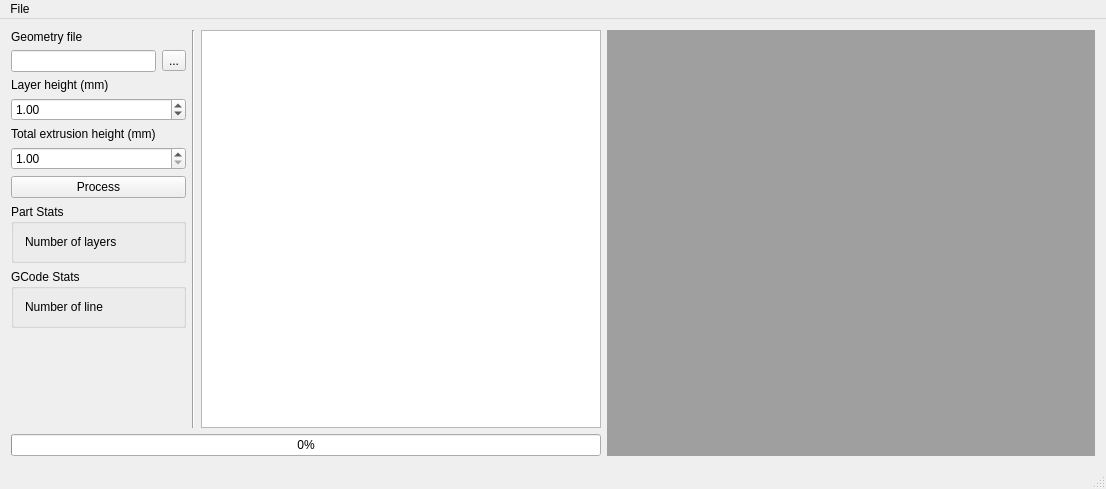
Before: the Qt Designer form MainWindow.ui in 8fablab/CeramSlice, drawn with Qt 5.
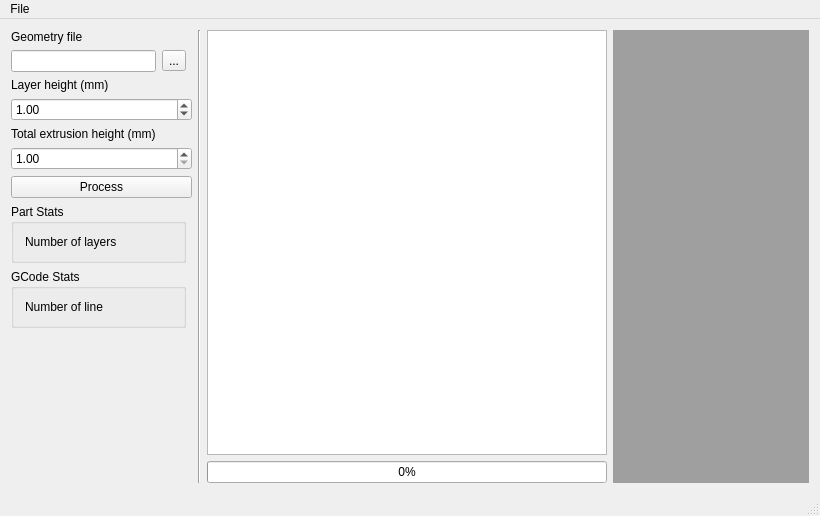
After: the same form once the commit is applied.

```diff
--- a/MainWindow.ui
+++ b/MainWindow.ui
@@ -6,8 +6,8 @@
    <rect>
     <x>0</x>
     <y>0</y>
-    <width>1106</width>
-    <height>489</height>
+    <width>803</width>
+    <height>516</height>
    </rect>
   </property>
   <property name="windowTitle">
@@ -15,33 +15,7 @@
   </property>
   <widget class="QWidget" name="centralWidget">
    <layout class="QGridLayout" name="gridLayout">
-    <item row="7" column="0" colspan="3">
-     <widget class="QGroupBox" name="groupBox_2">
-      <property name="title">
-       <string>Part Stats</string>
-      </property>
-      <layout class="QFormLayout" name="formLayout_2">
-       <item row="0" column="0">
-        <widget class="QLabel" name="label_5">
-         <property name="text">
-          <string>Number of layers</string>
-         </property>
-        </widget>
-       </item>
-       <item row="0" column="1">
-        <widget class="QLabel" name="NumOfLayer_lbl">
-         <property name="text">
-          <string/>
-         </property>
-         <property name="alignment">
-          <set>Qt::AlignRight|Qt::AlignTrailing|Qt::AlignVCenter</set>
-         </property>
-        </widget>
-       </item>
-      </layout>
-     </widget>
-    </item>
-    <item row="8" column="0" colspan="3">
+    <item row="8" column="0" colspan="2">
      <widget class="QGroupBox" name="groupBox">
       <property name="title">
        <string>GCode Stats</string>
@@ -67,39 +41,45 @@
       </layout>
      </widget>
     </item>
-    <item row="1" column="2">
+    <item row="7" column="0" colspan="2">
+     <widget class="QGroupBox" name="groupBox_2">
+      <property name="title">
+       <string>Part Stats</string>
+      </property>
+      <layout class="QFormLayout" name="formLayout_2">
+       <property name="fieldGrowthPolicy">
+        <enum>QFormLayout::AllNonFixedFieldsGrow</enum>
+       </property>
+       <item row="0" column="0">
+        <widget class="QLabel" name="label_5">
+         <property name="text">
+          <string>Number of layers</string>
+         </property>
+        </widget>
+       </item>
+       <item row="0" column="1">
+        <widget class="QLabel" name="NumOfLayer_lbl">
+         <property name="text">
+          <string/>
+         </property>
+         <property name="alignment">
+          <set>Qt::AlignRight|Qt::AlignTrailing|Qt::AlignVCenter</set>
+         </property>
+        </widget>
+       </item>
+      </layout>
+     </widget>
+    </item>
+    <item row="0" column="5" rowspan="20">
+     <widget class="QMdiArea" name="MDI_Area"/>
+    </item>
+    <item row="1" column="1">
      <widget class="QToolButton" name="SelectFileGeom_btn">
       <property name="text">
        <string>...</string>
       </property>
      </widget>
     </item>
-    <item row="0" column="4" rowspan="11">
-     <widget class="QTextEdit" name="preview">
-      <property name="minimumSize">
-       <size>
-        <width>400</width>
-        <height>0</height>
-       </size>
-      </property>
-      <property name="readOnly">
-       <bool>false</bool>
-      </property>
-     </widget>
-    </item>
-    <item row="9" column="0" colspan="3">
-     <spacer name="verticalSpacer">
-      <property name="orientation">
-       <enum>Qt::Vertical</enum>
-      </property>
-      <property name="sizeHint" stdset="0">
-       <size>
-        <width>20</width>
-        <height>40</height>
-       </size>
-      </property>
-     </spacer>
-    </item>
     <item row="0" column="0" colspan="2">
      <widget class="QLabel" name="label">
       <property name="text">
@@ -120,24 +100,53 @@
       </property>
      </widget>
     </item>
-    <item row="11" column="0" colspan="5">
+    <item row="19" column="4">
      <widget class="QProgressBar" name="Progress">
+      <property name="maximumSize">
+       <size>
+        <width>16777215</width>
+        <height>16777215</height>
+       </size>
+      </property>
       <property name="value">
        <number>0</number>
       </property>
      </widget>
     </item>
-    <item row="5" column="0" colspan="3">
-     <widget class="QDoubleSpinBox" name="TotalHeight_num">
-      <property name="minimum">
-       <double>1.000000000000000</double>
+    <item row="0" column="3" rowspan="20">
+     <widget class="Line" name="line">
+      <property name="orientation">
+       <enum>Qt::Vertical</enum>
       </property>
-      <property name="maximum">
-       <double>900.000000000000000</double>
+     </widget>
+    </item>
+    <item row="9" column="0" rowspan="11" colspan="3">
+     <spacer name="verticalSpacer">
+      <property name="orientation">
+       <enum>Qt::Vertical</enum>
       </property>
+      <property name="sizeHint" stdset="0">
+       <size>
+        <width>20</width>
+        <height>40</height>
+       </size>
+      </property>
+     </spacer>
+    </item>
+    <item row="0" column="4" rowspan="19">
+     <widget class="QPlainTextEdit" name="preview">
+      <property name="minimumSize">
+       <size>
+        <width>400</width>
+        <height>0</height>
+       </size>
+      </property>
+      <property name="readOnly">
+       <bool>true</bool>
+      </property>
      </widget>
     </item>
-    <item row="1" column="0" colspan="2">
+    <item row="1" column="0">
      <widget class="QLineEdit" name="GeometryPath_ln"/>
     </item>
     <item row="6" column="0" colspan="3">
@@ -147,15 +156,18 @@
       </property>
      </widget>
     </item>
-    <item row="0" column="3" rowspan="11">
-     <widget class="Line" name="line">
-      <property name="orientation">
-       <enum>Qt::Vertical</enum>
+    <item row="5" column="0" colspan="3">
+     <widget class="QDoubleSpinBox" name="TotalHeight_num">
+      <property name="minimum">
+       <double>1.000000000000000</double>
+      </property>
+      <property name="maximum">
+       <double>900.000000000000000</double>
       </property>
      </widget>
     </item>
-    <item row="4" column="0" colspan="2">
-     <widget class="QLabel" name="label_2">
+    <item row="4" column="0">
+     <widget class="QLabel" name="lbl_TotalHeight">
       <property name="text">
        <string>Total extrusion height (mm)</string>
       </property>
@@ -168,9 +180,6 @@
       </property>
      </widget>
     </item>
-    <item row="0" column="5" rowspan="12">
-     <widget class="QMdiArea" name="MDI_Area"/>
-    </item>
    </layout>
   </widget>
   <widget class="QMenuBar" name="menuBar">
@@ -178,7 +187,7 @@
     <rect>
      <x>0</x>
      <y>0</y>
-     <width>1106</width>
+     <width>803</width>
      <height>18</height>
     </rect>
    </property>
```
Left out of the diff: 16 changed lines with no effect on the pictures.
